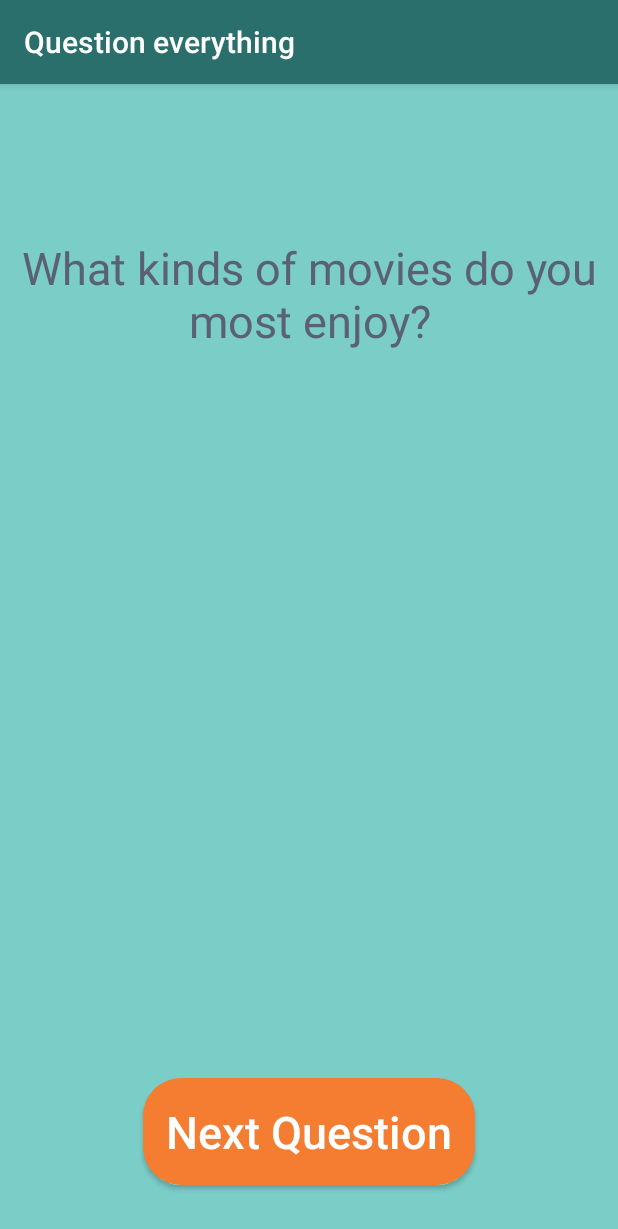
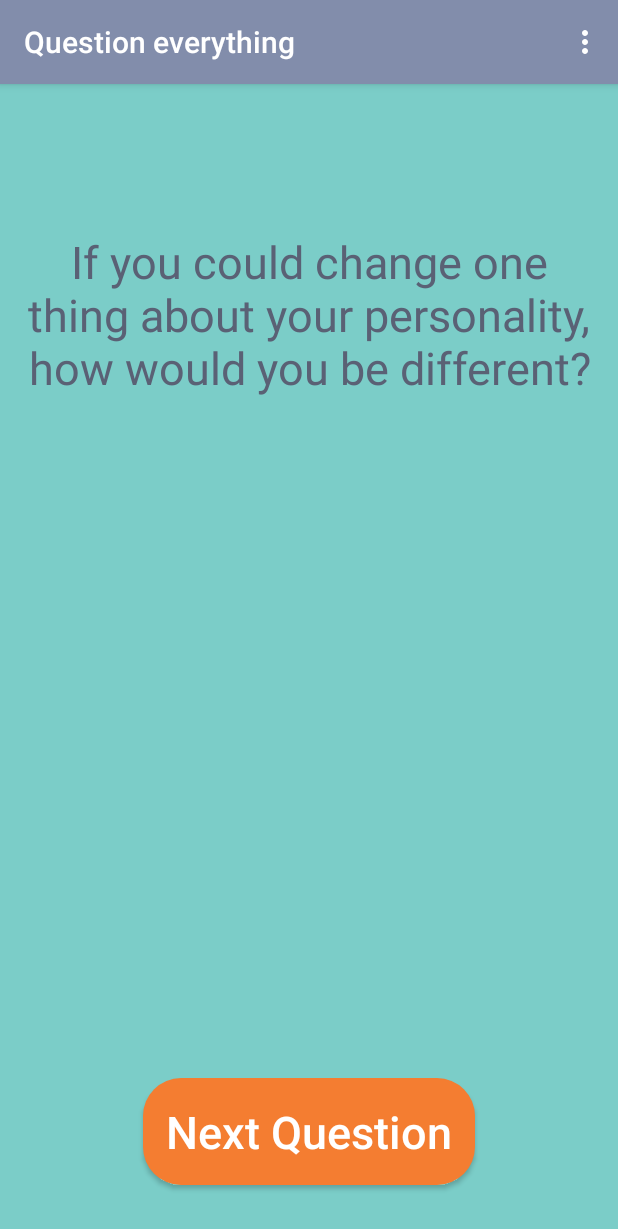
Before and after one commit to Testehan/QuestionsApp, an Android app: the screen it shows after launch (MainActivity), after a tap on "Start", on a phone screen of 412 x 824 dp. Shown: the top 1229 px of the screen. Run offline under Robolectric (Android 15) with nearby library versions, the light colour scheme and no system bars.

Commit message:
added menu for selecting question categories.code for handling the menu items

```diff
--- a/app/src/main/java/com/testehan/questionsapp/model/QuestionConstants.java
+++ b/app/src/main/java/com/testehan/questionsapp/model/QuestionConstants.java
@@ -3,9 +3,9 @@
 public class QuestionConstants {
 
     // Question categories
-    public static Integer STRANGERS = 1;
-    public static Integer FRIENDS = 2;
-    public static Integer FAMILY = 3;
-    public static Integer DATES = 4;
+    public static final int STRANGERS = 1;
+    public static final int FRIENDS = 2;
+    public static final int FAMILY = 3;
+    public static final int DATES = 4;
 
 }
--- a/app/src/main/java/com/testehan/questionsapp/model/QuestionsProvider.java
+++ b/app/src/main/java/com/testehan/questionsapp/model/QuestionsProvider.java
@@ -8,7 +8,7 @@
 
 public class QuestionsProvider {
 
-    public static final int NUMBER_OF_QUESTIONS = 3;
+    public static final int NUMBER_OF_QUESTIONS = 87;
 
     private Integer selectedQuestionCategory = FRIENDS;
     public ArrayList<Question> selectedCategoryQuestions;
@@ -60,7 +60,7 @@
         questions.add(question);
         question = new Question("What kinds of movies do you most enjoy?",Arrays.asList(STRANGERS,FAMILY,FRIENDS));
         questions.add(question);
-  /*      question = new Question("What magic tricks do you know?",Arrays.asList(STRANGERS,FAMILY,FRIENDS));
+        question = new Question("What magic tricks do you know?",Arrays.asList(STRANGERS,FAMILY,FRIENDS));
         questions.add(question);
         question = new Question("What's one guilty pleasure you enjoy too much to give up?",Arrays.asList(STRANGERS,FAMILY,FRIENDS));
         questions.add(question);
@@ -240,9 +240,11 @@
         questions.add(question);
 
         // 86 questions
-*/
-//        question = new Question("",Arrays.asList(STRANGERS,FAMILY,FRIENDS));
-//        questions.add(question);
+
+        question = new Question("No dates question yet...",Arrays.asList(DATES));
+        questions.add(question);
+
+        // 87
 //
 //        question = new Question("",Arrays.asList(STRANGERS,FAMILY,FRIENDS));
 //        questions.add(question);
--- a/app/src/main/res/layout/activity_main.xml
+++ b/app/src/main/res/layout/activity_main.xml
@@ -5,7 +5,8 @@
     android:layout_width="match_parent"
     android:layout_height="match_parent"
     android:background="@color/background"
-    tools:context=".MainActivity">
+    tools:context=".MainActivity"
+    android:id="@+id/mainView">
 
     <TextView
         android:id="@+id/textView"
--- /dev/null
+++ b/app/src/main/res/menu/main_menu.xml
@@ -0,0 +1,14 @@
+<menu xmlns:android="http://schemas.android.com/apk/res/android"
+    xmlns:app="http://schemas.android.com/apk/res-auto"
+    xmlns:tools="http://schemas.android.com/tools"
+    tools:context="com.testehan.questionsapp.MainActivity">
+
+    <item  android:id="@+id/strangers"
+        android:title="Strangers"/>
+    <item  android:id="@+id/family"
+        android:title="Family"/>
+    <item  android:id="@+id/friends"
+        android:title="Friends"/>
+    <item  android:id="@+id/dates"
+        android:title="Dates" />
+</menu>
--- a/app/src/main/res/values/colors.xml
+++ b/app/src/main/res/values/colors.xml
@@ -6,4 +6,5 @@
     <color name="background">#7BCDC8</color>
     <color name="questionColor">#5a6175</color>
     <color name="statusBarBackground">#2a6f6b</color>
+    <color name="newStatusBarBackground">#828DAB</color>
 </resources>
--- a/app/src/main/res/values/styles.xml
+++ b/app/src/main/res/values/styles.xml
@@ -3,8 +3,8 @@
     <!-- Base application theme. -->
     <style name="AppTheme" parent="Theme.AppCompat.Light.DarkActionBar">
         <!-- Customize your theme here. -->
-        <item name="colorPrimary">@color/statusBarBackground</item>
-        <item name="colorPrimaryDark">@color/statusBarBackground</item>
+        <item name="colorPrimary">@color/newStatusBarBackground</item>
+        <item name="colorPrimaryDark">@color/newStatusBarBackground</item>
         <item name="colorAccent">@color/background</item>
 
     </style>
```
Also changed, not shown: app/src/main/java/com/testehan/questionsapp/MainActivity.java (+84 -6 lines).
